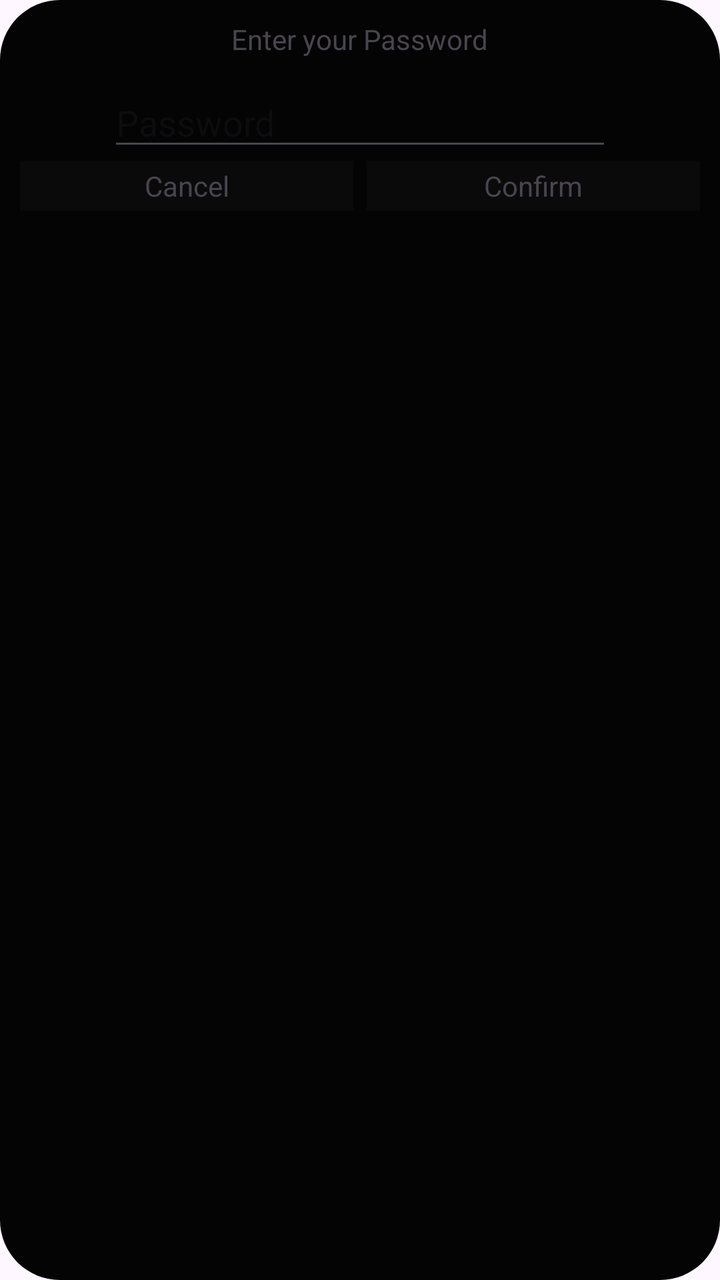
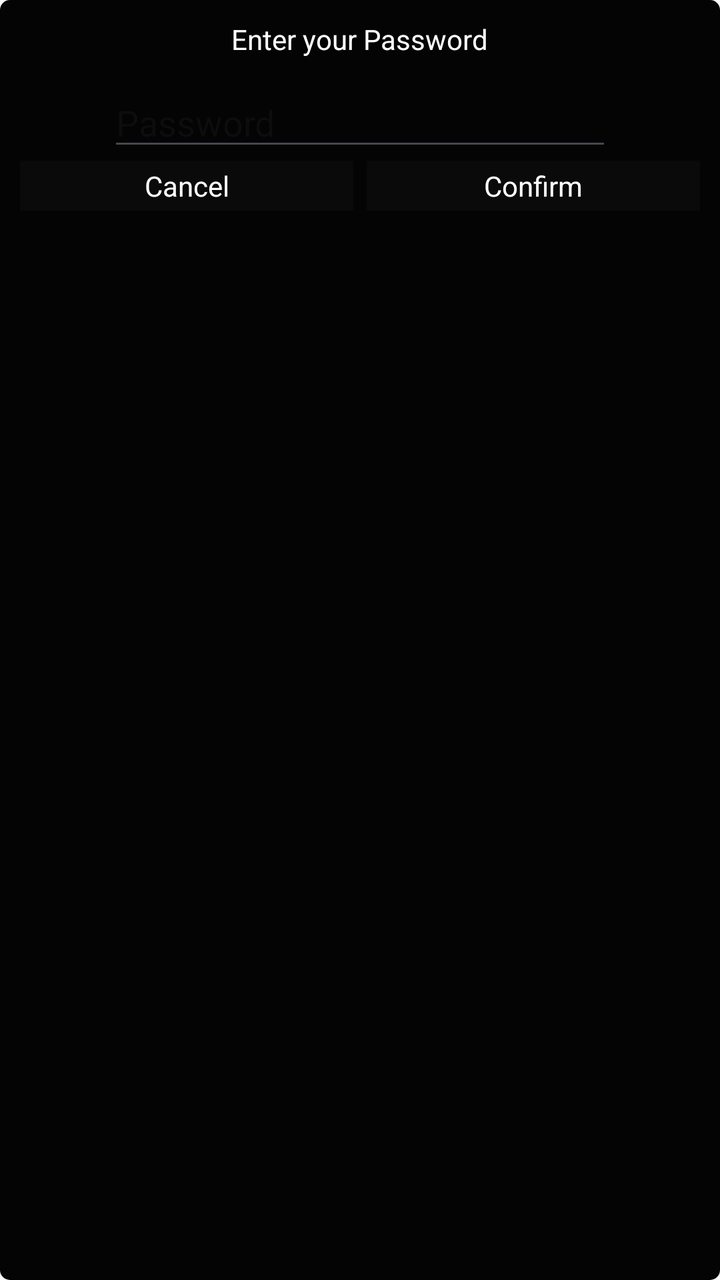

Compare the two renders of this Android layout. The source of the first and the diff that turns it into the second are given below.
<!-- AndroidManifest.xml: application theme Theme.RUBMotorsportGroup2 -->
<!-- res/layout/pop_up_window.xml -->
<?xml version="1.0" encoding="utf-8"?>
    <androidx.constraintlayout.widget.ConstraintLayout
        xmlns:android="http://schemas.android.com/apk/res/android"
        xmlns:app="http://schemas.android.com/apk/res-auto"
        xmlns:tools="http://schemas.android.com/tools"
        android:id="@+id/pop_up_window"
        android:layout_width="match_parent"
        android:layout_height="match_parent"
        android:background="@drawable/pop_up_rounded"
        tools:context=".MainActivity">

    <androidx.constraintlayout.widget.Guideline
        android:id="@+id/pop_up_guideline_right"
        android:layout_width="wrap_content"
        android:layout_height="wrap_content"
        android:orientation="vertical"
        app:layout_constraintGuide_percent="0.49"/>

    <androidx.constraintlayout.widget.Guideline
        android:id="@+id/pop_up_guideline_left"
        android:layout_width="wrap_content"
        android:layout_height="wrap_content"
        android:orientation="vertical"
        app:layout_constraintGuide_percent="0.51"/>



        <TextView
            android:id="@+id/pop_up_passwordEnterText"
            android:layout_width="wrap_content"
            android:layout_height="wrap_content"
            android:text="@string/editUser_enterpassword"
            app:layout_constraintRight_toRightOf="parent"
            app:layout_constraintLeft_toLeftOf="parent"
            app:layout_constraintTop_toTopOf="parent" />

        <EditText
            android:id="@+id/pop_up_passwordInput"
            android:layout_width="wrap_content"
            android:layout_height="wrap_content"
            android:ems="12"
            android:inputType="textPassword"
            android:hint="@string/pop_up_password"
            app:layout_constraintRight_toRightOf="parent"
            app:layout_constraintLeft_toLeftOf="parent"
            app:layout_constraintTop_toBottomOf="@id/pop_up_passwordEnterText"
            android:layout_margin="10dp"/>

        <TextView
            android:id="@+id/pop_up_cancelInput"
            android:layout_width="0dp"
            android:layout_height="25dp"
            android:text="@string/pop_up_cancel"
            app:layout_constraintStart_toStartOf="parent"
            app:layout_constraintEnd_toStartOf="@id/pop_up_guideline_right"
            app:layout_constraintTop_toBottomOf="@+id/pop_up_passwordInput"
            android:gravity="center"
            android:background="@color/ElementColor"/>

        <TextView
            android:id="@+id/pop_up_confirmInput"
            android:layout_width="0dp"
            android:layout_height="25dp"
            android:text="@string/pop_up_confirm"
            app:layout_constraintStart_toStartOf="@id/pop_up_guideline_left"
            app:layout_constraintEnd_toEndOf="parent"
            app:layout_constraintTop_toBottomOf="@+id/pop_up_passwordInput"
            android:gravity="center"
            android:background="@color/ElementColor" />
    </androidx.constraintlayout.widget.ConstraintLayout>
<!-- resources referenced by this layout -->
<resources>
  <color name="ElementColor">#0a0a0a</color>
  <!-- drawable pop_up_rounded (drawable) -->
  <?xml version="1.0" encoding="utf-8"?>
  <shape
      xmlns:android="http://schemas.android.com/apk/res/android">
      <solid
          android:color="@color/BackgroundColor"/>
      <corners
          android:radius="30dp" />
      <padding
          android:left="10dp"
          android:top="10dp"
          android:right="10dp"
          android:bottom="10dp" />
  </shape>
  <string name="editUser_enterpassword">Enter your Password</string>
  <string name="pop_up_cancel">Cancel</string>
  <string name="pop_up_confirm">Confirm</string>
  <string name="pop_up_password">Password</string>
  <style name="Theme.RUBMotorsportGroup2" parent="Base.Theme.RUBMotorsportGroup2" />
  <color name="BackgroundColor">#040404</color>
  <style name="Base.Theme.RUBMotorsportGroup2" parent="Theme.Material3.DayNight.NoActionBar">
          
          
      </style>
</resources>

<!-- the commit's change to res/layout/pop_up_window.xml (unified diff, before → after) -->
@@ -30,6 +30,7 @@
             android:layout_width="wrap_content"
             android:layout_height="wrap_content"
             android:text="@string/editUser_enterpassword"
+            android:textColor="@color/white"
             app:layout_constraintRight_toRightOf="parent"
             app:layout_constraintLeft_toLeftOf="parent"
             app:layout_constraintTop_toTopOf="parent" />
@@ -44,7 +45,8 @@
             app:layout_constraintRight_toRightOf="parent"
             app:layout_constraintLeft_toLeftOf="parent"
             app:layout_constraintTop_toBottomOf="@id/pop_up_passwordEnterText"
-            android:layout_margin="10dp"/>
+            android:layout_margin="10dp"
+            />
 
         <TextView
             android:id="@+id/pop_up_cancelInput"
@@ -55,13 +57,15 @@
             app:layout_constraintEnd_toStartOf="@id/pop_up_guideline_right"
             app:layout_constraintTop_toBottomOf="@+id/pop_up_passwordInput"
             android:gravity="center"
-            android:background="@color/ElementColor"/>
+            android:background="@color/ElementColor"
+            android:textColor="@color/white"/>
 
         <TextView
             android:id="@+id/pop_up_confirmInput"
             android:layout_width="0dp"
             android:layout_height="25dp"
             android:text="@string/pop_up_confirm"
+            android:textColor="@color/white"
             app:layout_constraintStart_toStartOf="@id/pop_up_guideline_left"
             app:layout_constraintEnd_toEndOf="parent"
             app:layout_constraintTop_toBottomOf="@+id/pop_up_passwordInput"
<!-- resource entries referenced after the edit -->
@@ -1,6 +1,7 @@
 <!-- resources referenced by this layout -->
 <resources>
   <color name="ElementColor">#0a0a0a</color>
+  <color name="white">#FFFFFFFF</color>
   <!-- drawable pop_up_rounded (drawable) -->
   <?xml version="1.0" encoding="utf-8"?>
   <shape
@@ -8,7 +9,7 @@
       <solid
           android:color="@color/BackgroundColor"/>
       <corners
-          android:radius="30dp" />
+          android:radius="5dp" />
       <padding
           android:left="10dp"
           android:top="10dp"
